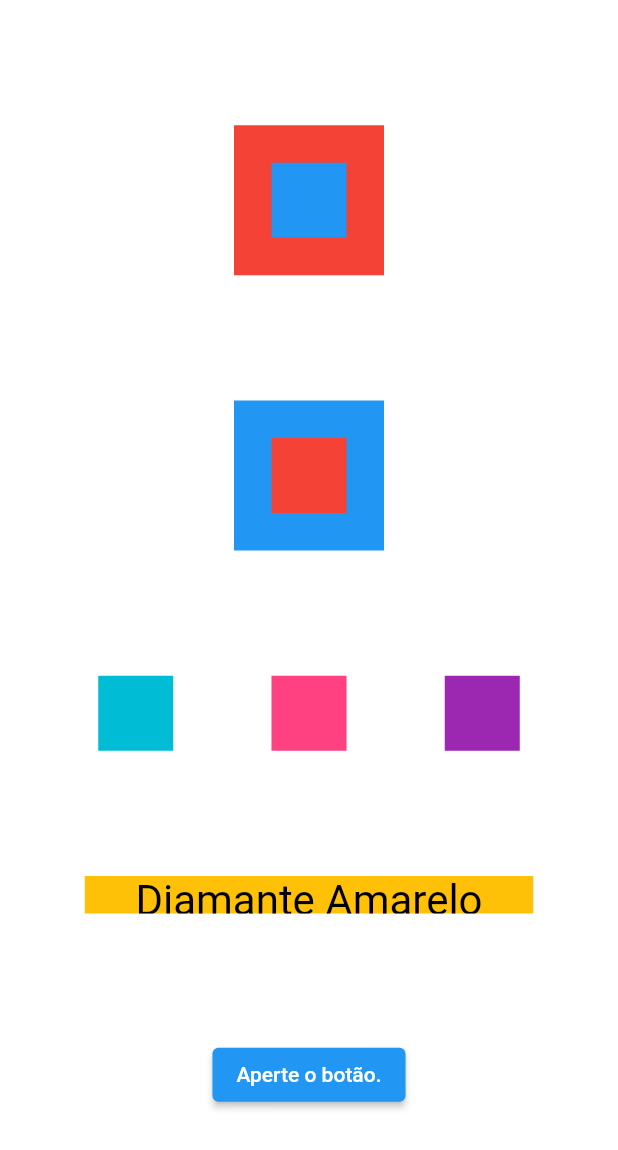
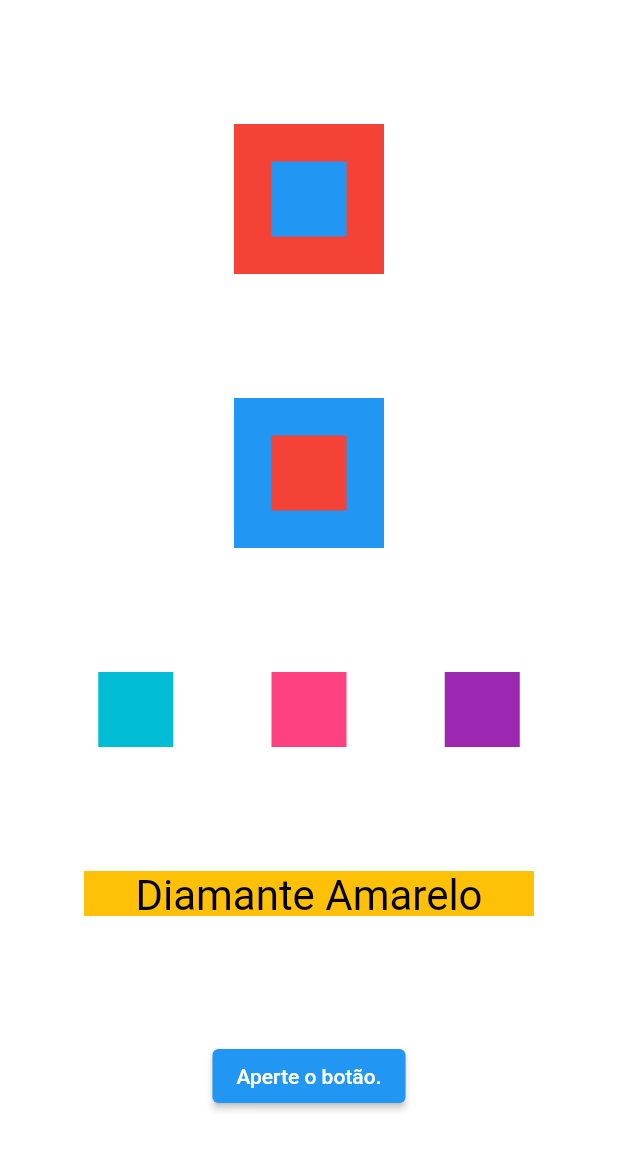
Before and after one commit to morlandini1/nosso_primeiro_projeto, a Flutter app: the MyFirstWidget widget shown alone on an empty page, opened directly, on a phone screen of 412 x 824 dp. Shown: the top 1150 px of the screen. Run offline on Flutter 3.47's test engine with Material 2 defaults, Android fonts, the phone set to English and light mode, and no system bars.

Commit message:
Projeto final

```diff
--- a/lib/screens/minha_primeira_tela.dart
+++ b/lib/screens/minha_primeira_tela.dart
@@ -66,8 +66,8 @@ class MyFirstWidget extends StatelessWidget {
               ),
               Container(
                 color: Colors.amber,
-                height: 25,
-                width: 299,
+                height: 30,
+                width: 300,
                 child: const Text(
                   'Diamante Amarelo',
                   style: TextStyle(color: Colors.black, fontSize: 28),
```
